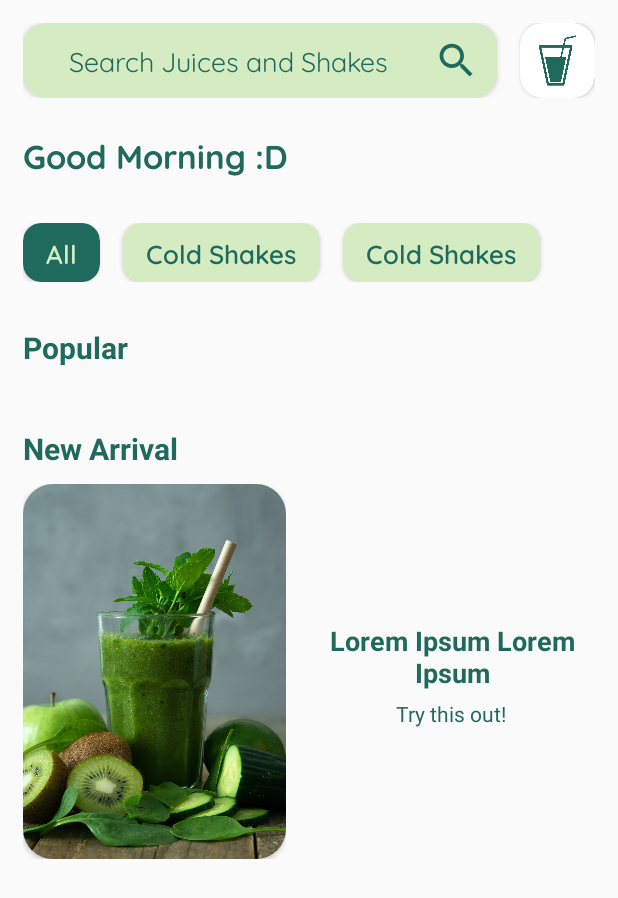
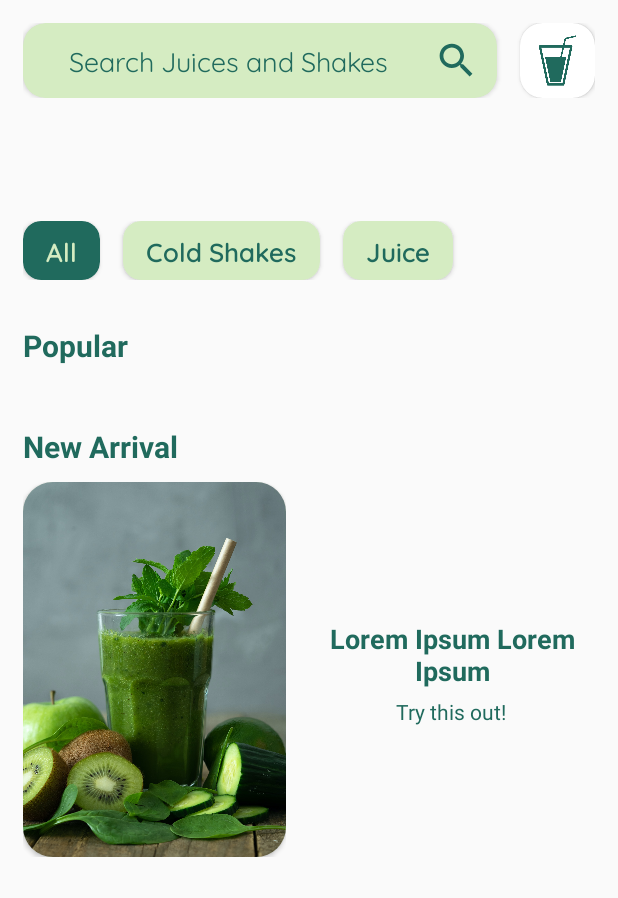
Before and after one commit to manishpandeyvp/lemon-squeeze, an Android app: the screen it shows after launch (MainActivity), on a phone screen of 412 x 824 dp. Shown: the top 898 px of the screen. Run offline under Robolectric (Android 15) with nearby library versions, the light colour scheme and no system bars.

Commit message:
Ninth Commit

```diff
--- a/app/src/main/java/com/example/lassi/activities/MainActivity.kt
+++ b/app/src/main/java/com/example/lassi/activities/MainActivity.kt
@@ -26,8 +26,6 @@ class MainActivity : AppCompatActivity() {
         tv_cold_shakes.typeface = typeFaceSemiBold
         tv_juices.typeface = typeFaceSemiBold
         tv_wishes.typeface = typeFaceBold
-        tv_lorem1.typeface = typeFaceBold
-        tv_lorem2.typeface = typeFaceBold
     }
 
 
--- a/app/src/main/res/layout/activity_main.xml
+++ b/app/src/main/res/layout/activity_main.xml
@@ -10,7 +10,7 @@
 
     <LinearLayout
         android:layout_width="match_parent"
-        android:layout_height="match_parent"
+        android:layout_height="wrap_content"
         android:orientation="vertical"
         android:padding="15dp">
 
@@ -41,27 +41,30 @@
                         android:layout_height="50dp"
                         android:layout_marginStart="15dp"
                         android:fadeScrollbars="false"
-                        android:gravity="left|center_vertical"
-                        android:hint="Search Juices and Shakes"
+                        android:gravity="start|center_vertical"
+                        android:hint="@string/search_juices_and_shakes"
                         android:textCursorDrawable="@drawable/custom_cursor"
                         android:textColorHint="@color/dark_green"
                         android:background="@android:color/transparent"
                         android:inputType="text"
                         android:textColor="@color/dark_green"
                         android:paddingStart="15dp"
-                        android:paddingLeft="15dp" />
+                        android:paddingEnd="15dp" />
 
                     <ImageView
+                        android:id="@+id/iv_search"
                         android:layout_width="30dp"
                         android:layout_height="30dp"
                         android:layout_marginEnd="12dp"
                         android:layout_marginStart="7dp"
+                        android:contentDescription="@string/search"
                         android:src="@drawable/ic_search_black_24dp"/>
 
                 </LinearLayout>
             </androidx.cardview.widget.CardView>
 
             <androidx.cardview.widget.CardView
+                android:id="@+id/iv_menu"
                 android:layout_width="50dp"
                 android:layout_height="50dp"
                 app:cardCornerRadius="15dp"
@@ -71,6 +74,7 @@
                 <ImageView
                     android:layout_width="35dp"
                     android:layout_height="35dp"
+                    android:contentDescription="@string/menu"
                     android:layout_gravity="center"
                     android:src="@drawable/menu"/>
 
@@ -84,7 +88,7 @@
             android:id="@+id/tv_wishes"
             android:layout_width="match_parent"
             android:layout_height="wrap_content"
-            android:text="Good Morning :D"
+            tools:text="Good Morning :D"
             android:textSize="22dp"
             android:textStyle="bold"
             android:layout_marginTop="22dp"
@@ -108,7 +112,7 @@
                     android:id="@+id/tv_all"
                     android:layout_width="wrap_content"
                     android:layout_height="wrap_content"
-                    android:text="All"
+                    android:text="@string/all"
                     android:textSize="17dp"
                     android:textColor="@color/light_green"
                     android:textStyle="bold"
@@ -130,7 +134,7 @@
                     android:id="@+id/tv_cold_shakes"
                     android:layout_width="wrap_content"
                     android:layout_height="wrap_content"
-                    android:text="Cold Shakes"
+                    android:text="@string/cold_shakes"
                     android:textSize="17dp"
                     android:textColor="@color/dark_green"
                     android:textStyle="bold"
@@ -152,7 +156,7 @@
                     android:id="@+id/tv_juices"
                     android:layout_width="wrap_content"
                     android:layout_height="wrap_content"
-                    android:text="Cold Shakes"
+                    android:text="@string/juice"
                     android:textSize="17dp"
                     android:textColor="@color/dark_green"
                     android:textStyle="bold"
@@ -167,7 +171,7 @@
             android:layout_width="wrap_content"
             android:layout_height="wrap_content"
             android:layout_marginTop="30dp"
-            android:text="Popular"
+            android:text="@string/popular"
             android:textStyle="bold"
             android:textColor="@color/dark_green"
             android:textSize="20dp"/>
@@ -190,7 +194,7 @@
             android:layout_width="wrap_content"
             android:layout_height="wrap_content"
             android:layout_marginTop="30dp"
-            android:text="New Arrival"
+            android:text="@string/new_arrival"
             android:textStyle="bold"
             android:textColor="@color/dark_green"
             android:textSize="20dp"/>
@@ -216,9 +220,11 @@
                     tools:layout_editor_absoluteX="30dp">
 
                     <ImageView
+                        android:id="@+id/iv_new_arrival"
                         android:layout_width="match_parent"
                         android:layout_height="match_parent"
                         android:src="@drawable/img1"
+                        android:contentDescription="@string/new_arrival"
                         android:scaleType="centerCrop"
                         android:background="@drawable/image_container"
                         android:outlineProvider="background"/>
@@ -251,7 +257,7 @@
                     android:layout_width="wrap_content"
                     android:layout_height="wrap_content"
                     android:gravity="center"
-                    android:text="Try this out!"
+                    android:text="@string/try_this_out"
                     android:textSize="14dp"
                     android:textColor="@color/dark_green"
                     android:layout_marginTop="5dp"/>
--- a/app/src/main/res/values/strings.xml
+++ b/app/src/main/res/values/strings.xml
@@ -1,3 +1,12 @@
 <resources>
     <string name="app_name">Lassi</string>
+    <string name="search_juices_and_shakes">Search Juices and Shakes</string>
+    <string name="search">Search</string>
+    <string name="menu">Menu</string>
+    <string name="all">All</string>
+    <string name="cold_shakes">Cold Shakes</string>
+    <string name="juice">Juice</string>
+    <string name="popular">Popular</string>
+    <string name="new_arrival">New Arrival</string>
+    <string name="try_this_out">Try this out!</string>
 </resources>
```
